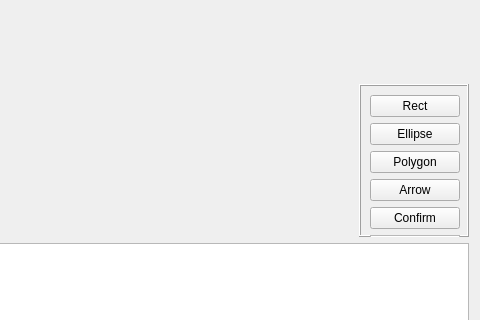
This is image_viewer/viewer.ui in RISK46kaf/Practise as Qt 5 draws it before an edit; both pictures show x 536 to 1016 and y 123 to 443 of the 1016 by 599 pixel window. The edited form follows.
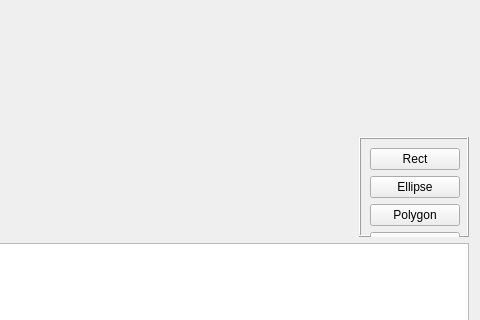
This is the edited form.

Patch:
```diff
--- a/image_viewer/viewer.ui
+++ b/image_viewer/viewer.ui
@@ -18,7 +18,7 @@
   </property>
   <widget class="QWidget" name="centralWidget">
    <layout class="QGridLayout" name="gridLayout_2">
-    <item row="1" column="1">
+    <item row="2" column="1">
      <widget class="QSplitter" name="splitter">
       <property name="orientation">
        <enum>Qt::Horizontal</enum>
@@ -175,7 +175,7 @@
     <item row="0" column="1">
      <layout class="QGridLayout" name="previewLayout"/>
     </item>
-    <item row="2" column="1">
+    <item row="3" column="0" colspan="2">
      <widget class="QListWidget" name="imageListWidget">
       <property name="minimumSize">
        <size>
```
